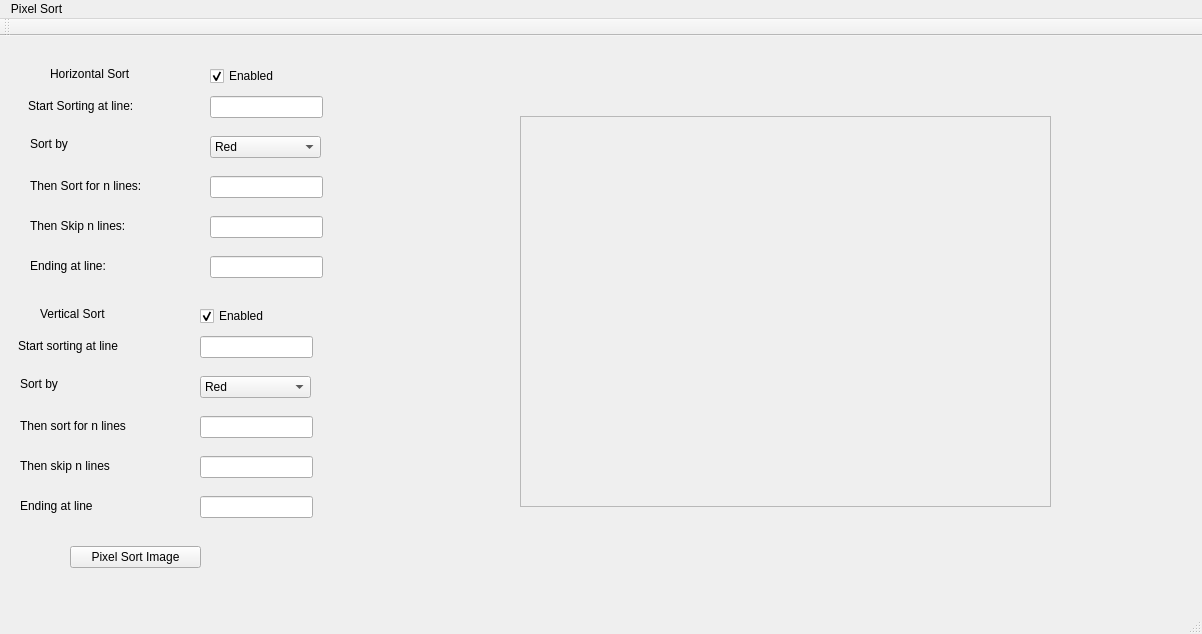
allen-garvey/pixel-sorter-gui, file imageviewer.ui: the form before one commit.
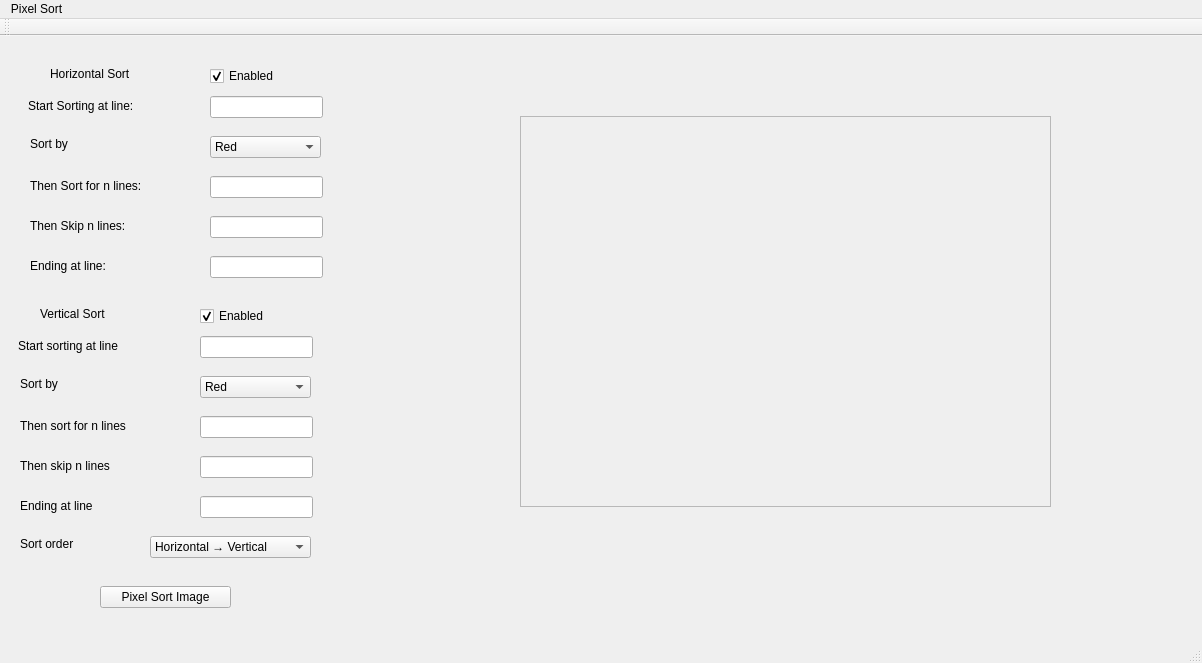
The form after the commit.

Commit message: Add combo box for sort order

The edit to the form file:
```diff
--- a/imageviewer.ui
+++ b/imageviewer.ui
@@ -7,7 +7,7 @@
     <x>0</x>
     <y>0</y>
     <width>1202</width>
-    <height>634</height>
+    <height>663</height>
    </rect>
   </property>
   <property name="windowTitle">
@@ -55,8 +55,8 @@
    <widget class="QPushButton" name="sortButton">
     <property name="geometry">
      <rect>
-      <x>70</x>
-      <y>510</y>
+      <x>100</x>
+      <y>550</y>
       <width>131</width>
       <height>22</height>
      </rect>
@@ -437,6 +437,39 @@
      <string>Sort by</string>
     </property>
    </widget>
+   <widget class="QComboBox" name="sortOrderComboBox">
+    <property name="geometry">
+     <rect>
+      <x>150</x>
+      <y>500</y>
+      <width>161</width>
+      <height>22</height>
+     </rect>
+    </property>
+    <item>
+     <property name="text">
+      <string>Horizontal → Vertical</string>
+     </property>
+    </item>
+    <item>
+     <property name="text">
+      <string>Vertical → Horizontal</string>
+     </property>
+    </item>
+   </widget>
+   <widget class="QLabel" name="label">
+    <property name="geometry">
+     <rect>
+      <x>20</x>
+      <y>500</y>
+      <width>81</width>
+      <height>16</height>
+     </rect>
+    </property>
+    <property name="text">
+     <string>Sort order</string>
+    </property>
+   </widget>
   </widget>
   <widget class="QMenuBar" name="menuBar">
    <property name="geometry">
```
